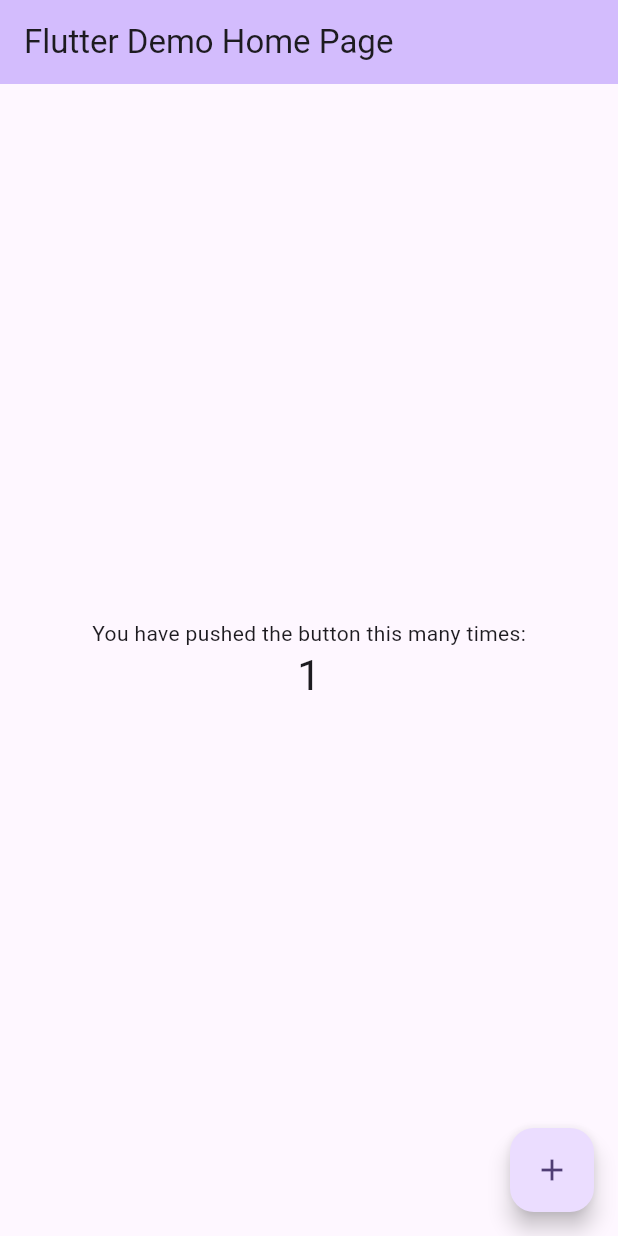
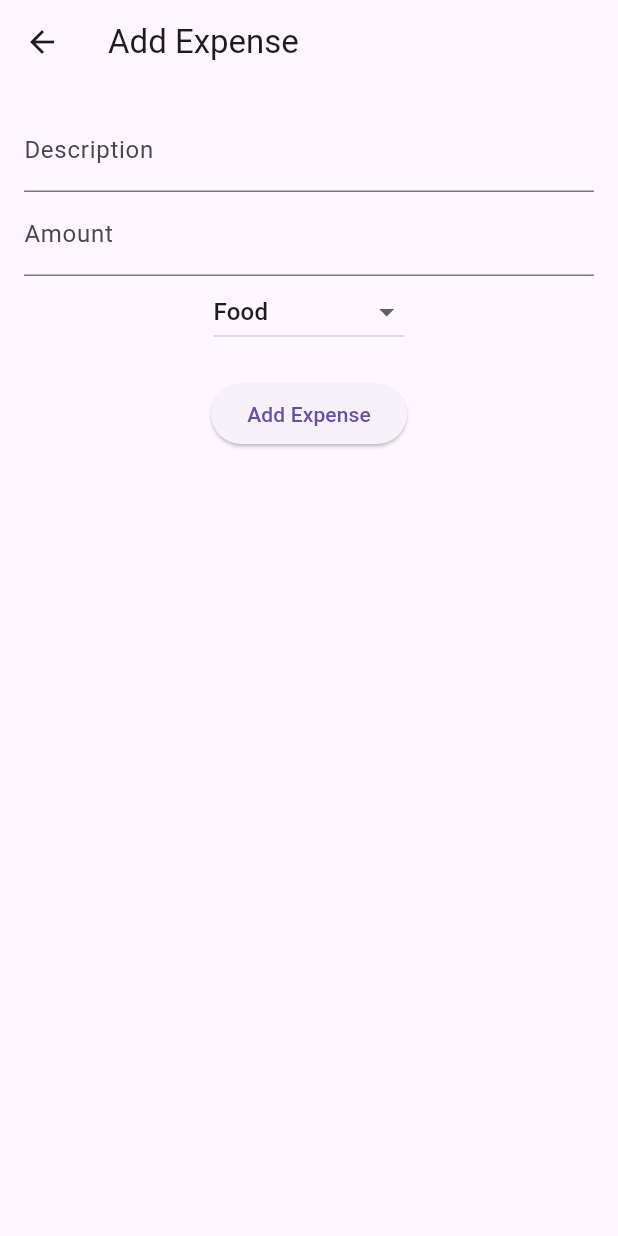
Before and after one commit to melvinmathew108/expense_tracker, a Flutter app: the screen it shows after launch, after a tap on the "add" icon, on a phone screen of 412 x 824 dp. Run offline on Flutter 3.47's test engine with Material 3 defaults, Android fonts, the phone set to English and light mode, and no system bars.

Commit message:
Add expense tracking functionality with provider integration

```diff
--- a/lib/main.dart
+++ b/lib/main.dart
@@ -1,125 +1,24 @@
 import 'package:flutter/material.dart';
+import 'package:provider/provider.dart';
+import 'screens/home_screen.dart';
+import 'providers/expense_provider.dart';
 
 void main() {
-  runApp(const MyApp());
+  runApp(MyApp());
 }
 
 class MyApp extends StatelessWidget {
-  const MyApp({super.key});
-
-  // This widget is the root of your application.
   @override
   Widget build(BuildContext context) {
-    return MaterialApp(
-      title: 'Flutter Demo',
-      theme: ThemeData(
-        // This is the theme of your application.
-        //
-        // TRY THIS: Try running your application with "flutter run". You'll see
-        // the application has a purple toolbar. Then, without quitting the app,
-        // try changing the seedColor in the colorScheme below to Colors.green
-        // and then invoke "hot reload" (save your changes or press the "hot
-        // reload" button in a Flutter-supported IDE, or press "r" if you used
-        // the command line to start the app).
-        //
-        // Notice that the counter didn't reset back to zero; the application
-        // state is not lost during the reload. To reset the state, use hot
-        // restart instead.
-        //
-        // This works for code too, not just values: Most code changes can be
-        // tested with just a hot reload.
-        colorScheme: ColorScheme.fromSeed(seedColor: Colors.deepPurple),
-        useMaterial3: true,
+    return ChangeNotifierProvider(
+      create: (context) => ExpenseProvider(),
+      child: MaterialApp(
+        title: 'Expense Tracker',
+        theme: ThemeData(
+          primarySwatch: Colors.blue,
+        ),
+        home: HomeScreen(),
       ),
-      home: const MyHomePage(title: 'Flutter Demo Home Page'),
     );
   }
 }
-
-class MyHomePage extends StatefulWidget {
-  const MyHomePage({super.key, required this.title});
-
-  // This widget is the home page of your application. It is stateful, meaning
-  // that it has a State object (defined below) that contains fields that affect
-  // how it looks.
-
-  // This class is the configuration for the state. It holds the values (in this
-  // case the title) provided by the parent (in this case the App widget) and
-  // used by the build method of the State. Fields in a Widget subclass are
-  // always marked "final".
-
-  final String title;
-
-  @override
-  State<MyHomePage> createState() => _MyHomePageState();
-}
-
-class _MyHomePageState extends State<MyHomePage> {
-  int _counter = 0;
-
-  void _incrementCounter() {
-    setState(() {
-      // This call to setState tells the Flutter framework that something has
-      // changed in this State, which causes it to rerun the build method below
-      // so that the display can reflect the updated values. If we changed
-      // _counter without calling setState(), then the build method would not be
-      // called again, and so nothing would appear to happen.
-      _counter++;
-    });
-  }
-
-  @override
-  Widget build(BuildContext context) {
-    // This method is rerun every time setState is called, for instance as done
-    // by the _incrementCounter method above.
-    //
-    // The Flutter framework has been optimized to make rerunning build methods
-    // fast, so that you can just rebuild anything that needs updating rather
-    // than having to individually change instances of widgets.
-    return Scaffold(
-      appBar: AppBar(
-        // TRY THIS: Try changing the color here to a specific color (to
-        // Colors.amber, perhaps?) and trigger a hot reload to see the AppBar
-        // change color while the other colors stay the same.
-        backgroundColor: Theme.of(context).colorScheme.inversePrimary,
-        // Here we take the value from the MyHomePage object that was created by
-        // the App.build method, and use it to set our appbar title.
-        title: Text(widget.title),
-      ),
-      body: Center(
-        // Center is a layout widget. It takes a single child and positions it
-        // in the middle of the parent.
-        child: Column(
-          // Column is also a layout widget. It takes a list of children and
-          // arranges them vertically. By default, it sizes itself to fit its
-          // children horizontally, and tries to be as tall as its parent.
-          //
-          // Column has various properties to control how it sizes itself and
-          // how it positions its children. Here we use mainAxisAlignment to
-          // center the children vertically; the main axis here is the vertical
-          // axis because Columns are vertical (the cross axis would be
-          // horizontal).
-          //
-          // TRY THIS: Invoke "debug painting" (choose the "Toggle Debug Paint"
-          // action in the IDE, or press "p" in the console), to see the
-          // wireframe for each widget.
-          mainAxisAlignment: MainAxisAlignment.center,
-          children: <Widget>[
-            const Text(
-              'You have pushed the button this many times:',
-            ),
-            Text(
-              '$_counter',
-              style: Theme.of(context).textTheme.headlineMedium,
-            ),
-          ],
-        ),
-      ),
-      floatingActionButton: FloatingActionButton(
-        onPressed: _incrementCounter,
-        tooltip: 'Increment',
-        child: const Icon(Icons.add),
-      ), // This trailing comma makes auto-formatting nicer for build methods.
-    );
-  }
-}
--- /dev/null
+++ b/lib/models/expense.dart
@@ -0,0 +1,15 @@
+class Expense {
+  final String id;
+  final String description;
+  final double amount;
+  final String category;
+  final DateTime date;
+
+  Expense({
+    required this.id,
+    required this.description,
+    required this.amount,
+    required this.category,
+    required this.date,
+  });
+}
--- /dev/null
+++ b/lib/providers/expense_provider.dart
@@ -0,0 +1,50 @@
+import 'package:flutter/material.dart';
+import '../models/expense.dart';
+
+class ExpenseProvider with ChangeNotifier {
+  List<Expense> _expenses = [];
+
+  List<Expense> get expenses => _expenses;
+
+  void addExpense(Expense expense) {
+    _expenses.add(expense);
+    notifyListeners();
+  }
+
+  // Update an existing expense
+  void updateExpense(Expense updatedExpense) {
+    final index =
+        _expenses.indexWhere((expense) => expense.id == updatedExpense.id);
+    if (index != -1) {
+      _expenses[index] = updatedExpense;
+      notifyListeners();
+    }
+  }
+
+  // Get an expense by ID
+  Expense getExpenseById(String id) {
+    return _expenses.firstWhere((expense) => expense.id == id);
+  }
+
+  double get totalExpenses {
+    double total = 0;
+    for (var expense in _expenses) {
+      total += expense.amount;
+    }
+    return total;
+  }
+
+  double get totalIncome {
+    double total = 0;
+    for (var expense in _expenses) {
+      if (expense.amount > 0) {
+        total += expense.amount;
+      }
+    }
+    return total;
+  }
+
+  List<Expense> getExpensesByCategory(String category) {
+    return _expenses.where((e) => e.category == category).toList();
+  }
+}
--- /dev/null
+++ b/lib/screens/add_expense_screen.dart
@@ -0,0 +1,71 @@
+import 'package:flutter/material.dart';
+import 'package:provider/provider.dart';
+import '../providers/expense_provider.dart';
+import '../models/expense.dart';
+import 'package:uuid/uuid.dart';
+
+class AddExpenseScreen extends StatelessWidget {
+  final TextEditingController descriptionController = TextEditingController();
+  final TextEditingController amountController = TextEditingController();
+  String selectedCategory = 'Food';
+
+  @override
+  Widget build(BuildContext context) {
+    final expenseProvider = Provider.of<ExpenseProvider>(context);
+
+    return Scaffold(
+      appBar: AppBar(
+        title: Text('Add Expense'),
+      ),
+      body: Padding(
+        padding: const EdgeInsets.all(16.0),
+        child: Column(
+          children: [
+            TextField(
+              controller: descriptionController,
+              decoration: InputDecoration(labelText: 'Description'),
+            ),
+            TextField(
+              controller: amountController,
+              decoration: InputDecoration(labelText: 'Amount'),
+              keyboardType: TextInputType.number,
+            ),
+            DropdownButton<String>(
+              value: selectedCategory,
+              onChanged: (String? newValue) {
+                selectedCategory = newValue!;
+              },
+              items: <String>['Food', 'Transport', 'Entertainment', 'Bills']
+                  .map<DropdownMenuItem<String>>((String value) {
+                return DropdownMenuItem<String>(
+                  value: value,
+                  child: Text(value),
+                );
+              }).toList(),
+            ),
+            SizedBox(height: 20),
+            ElevatedButton(
+              onPressed: () {
+                final description = descriptionController.text;
+                final amount = double.tryParse(amountController.text) ?? 0.0;
+                final String id = Uuid().v4(); // Generate a unique ID
+
+                if (description.isNotEmpty && amount > 0) {
+                  expenseProvider.addExpense(Expense(
+                    id: id,
+                    description: description,
+                    amount: amount,
+                    category: selectedCategory,
+                    date: DateTime.now(),
+                  ));
+                  Navigator.pop(context);
+                }
+              },
+              child: Text('Add Expense'),
+            ),
+          ],
+        ),
+      ),
+    );
+  }
+}
--- /dev/null
+++ b/lib/screens/expense_history_screen.dart
@@ -0,0 +1,41 @@
+import 'package:flutter/material.dart';
+import 'package:provider/provider.dart';
+import '../providers/expense_provider.dart';
+import 'edit_expense_screen.dart'; // Import the EditExpenseScreen
+
+class ExpenseHistoryScreen extends StatelessWidget {
+  @override
+  Widget build(BuildContext context) {
+    final expenseProvider = Provider.of<ExpenseProvider>(context);
+    final expenses = expenseProvider.expenses;
+
+    return Scaffold(
+      appBar: AppBar(
+        title: Text('Expense History'),
+      ),
+      body: expenses.isEmpty
+          ? Center(child: Text('No expenses added yet.'))
+          : ListView.builder(
+              itemCount: expenses.length,
+              itemBuilder: (context, index) {
+                final expense = expenses[index];
+                return ListTile(
+                  title: Text(expense.description),
+                  subtitle: Text('${expense.amount} USD - ${expense.category}'),
+                  trailing: Text(expense.date.toString().substring(0, 10)),
+                  onTap: () {
+                    // Navigate to the Edit Expense screen
+                    Navigator.push(
+                      context,
+                      MaterialPageRoute(
+                        builder: (context) =>
+                            EditExpenseScreen(expenseId: expense.id),
+                      ),
+                    );
+                  },
+                );
+              },
+            ),
+    );
+  }
+}
--- /dev/null
+++ b/lib/screens/home_screen.dart
@@ -0,0 +1,70 @@
+import 'package:flutter/material.dart';
+import 'package:provider/provider.dart';
+import '../providers/expense_provider.dart';
+import 'add_expense_screen.dart';
+import 'expense_history_screen.dart'; // Import the new history screen
+
+class HomeScreen extends StatelessWidget {
+  @override
+  Widget build(BuildContext context) {
+    final expenseProvider = Provider.of<ExpenseProvider>(context);
+
+    return Scaffold(
+      appBar: AppBar(
+        title: Text('Expense Tracker'),
+      ),
+      body: Padding(
+        padding: const EdgeInsets.all(16.0),
+        child: Column(
+          crossAxisAlignment: CrossAxisAlignment.start,
+          children: [
+            Text(
+              'Total Expenses: \$${expenseProvider.totalExpenses.toStringAsFixed(2)}',
+              style: TextStyle(fontSize: 24),
+            ),
+            SizedBox(height: 10),
+            Text(
+              'Total Income: \$${expenseProvider.totalIncome.toStringAsFixed(2)}',
+              style: TextStyle(fontSize: 24),
+            ),
+            SizedBox(height: 20),
+            ElevatedButton(
+              onPressed: () {
+                Navigator.push(
+                  context,
+                  MaterialPageRoute(
+                    builder: (context) => AddExpenseScreen(),
+                  ),
+                );
+              },
+              child: Text('Add Expense'),
+            ),
+            SizedBox(height: 20),
+            ElevatedButton(
+              onPressed: () {
+                Navigator.push(
+                  context,
+                  MaterialPageRoute(
+                    builder: (context) => ExpenseHistoryScreen(),
+                  ),
+                );
+              },
+              child: Text('View Expense History'),
+            ),
+          ],
+        ),
+      ),
+      floatingActionButton: FloatingActionButton(
+        onPressed: () {
+          Navigator.push(
+            context,
+            MaterialPageRoute(
+              builder: (context) => AddExpenseScreen(),
+            ),
+          );
+        },
+        child: Icon(Icons.add),
+      ),
+    );
+  }
+}
--- a/pubspec.yaml
+++ b/pubspec.yaml
@@ -35,6 +35,11 @@ dependencies:
   # The following adds the Cupertino Icons font to your application.
   # Use with the CupertinoIcons class for iOS style icons.
   cupertino_icons: ^1.0.8
+  provider: ^6.1.2
+  fl_chart: ^0.70.2
+  uuid: ^4.5.1
+  telephony: ^0.2.0
+  permission_handler: ^11.3.1
 
 dev_dependencies:
   flutter_test:
```
Also changed, not shown: lib/screens/edit_expense_screen.dart (added, +120 -0 lines), pubspec.lock, 4 other files.
